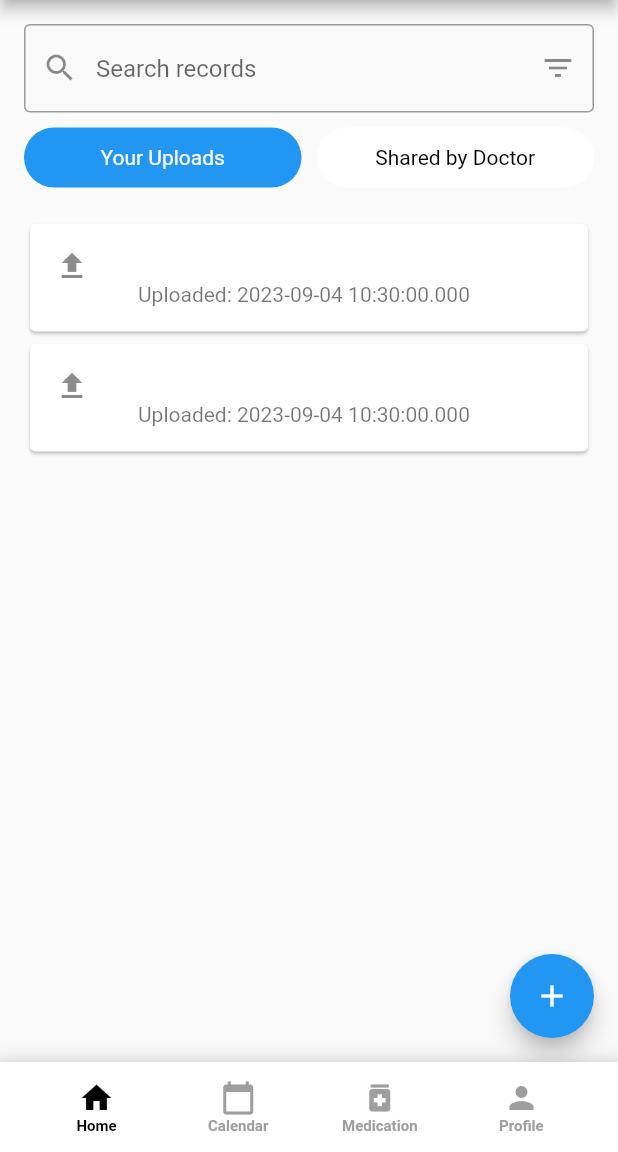
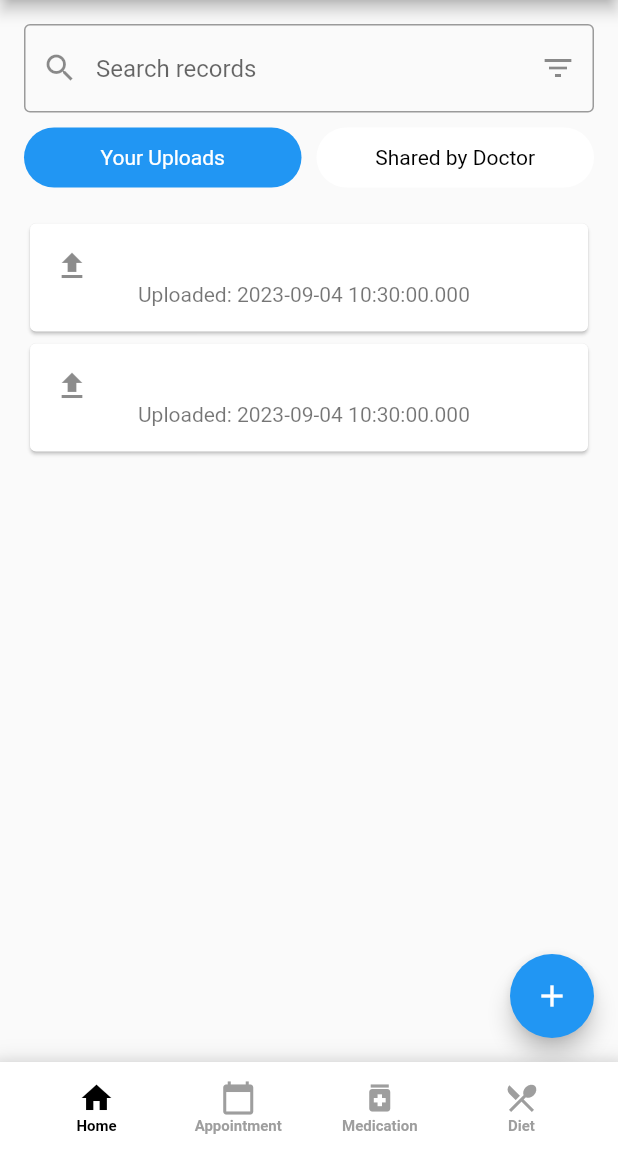
Before and after one commit to navaneethkulal8/hacktofuturehealthcare, a Flutter app: the screen it shows after launch, on a phone screen of 412 x 824 dp, the part 84-1236 px from its top. Run offline on Flutter 3.47's test engine with Material 2 defaults, Android fonts, the phone set to English and light mode, and no system bars; our stand-ins replace firebase_auth; accounts and stored records are empty.

Commit message:
bottom nav bar improvements

```diff
--- a/lib/pages/controllerpage.dart
+++ b/lib/pages/controllerpage.dart
@@ -2,7 +2,7 @@ import 'package:flutter/material.dart';
 import 'package:gomedic/pages/explorepage.dart';
 import 'package:gomedic/pages/homepage.dart';
 import 'package:gomedic/pages/navigationpage.dart';
-import 'package:gomedic/pages/profilepage.dart';
+import 'package:gomedic/pages/profilepage.dart'; // Import the DietPage
 
 class ControllerPage extends StatefulWidget {
   const ControllerPage({Key? key}) : super(key: key);
@@ -17,7 +17,7 @@ class _ControllerPageState extends State<ControllerPage> {
     HomePage(),
     const ExplorePage(),
     NotificationsPage(),
-    const ProfilePage(),
+    const ProfilePage(), // Use DietPage instead of ProfilePage
   ];
 
   @override
@@ -45,9 +45,11 @@ class _ControllerPageState extends State<ControllerPage> {
             mainAxisAlignment: MainAxisAlignment.spaceEvenly,
             children: [
               buildNavItem(Icons.home, "Home", 0),
-              buildNavItem(Icons.calendar_today, "Calendar", 1),
+              buildNavItem(Icons.calendar_today, "Appointment",
+                  1), // Change "Calendar" to "Appointments"
               buildNavItem(Icons.medication, "Medication", 2),
-              buildNavItem(Icons.person, "Profile", 3),
+              buildNavItem(
+                  Icons.restaurant_menu, "Diet", 3), // Use Diet icon and label
             ],
           ),
         ),
@@ -81,8 +83,8 @@ class _ControllerPageState extends State<ControllerPage> {
               style: TextStyle(
                 color: isSelected ? Colors.black : Colors.grey,
                 fontWeight: FontWeight.bold,
-                fontSize: 10, // Adjust the font size
-                height: 1, // Adjust the line height
+                fontSize: 10,
+                height: 1,
               ),
             ),
           ],
```
